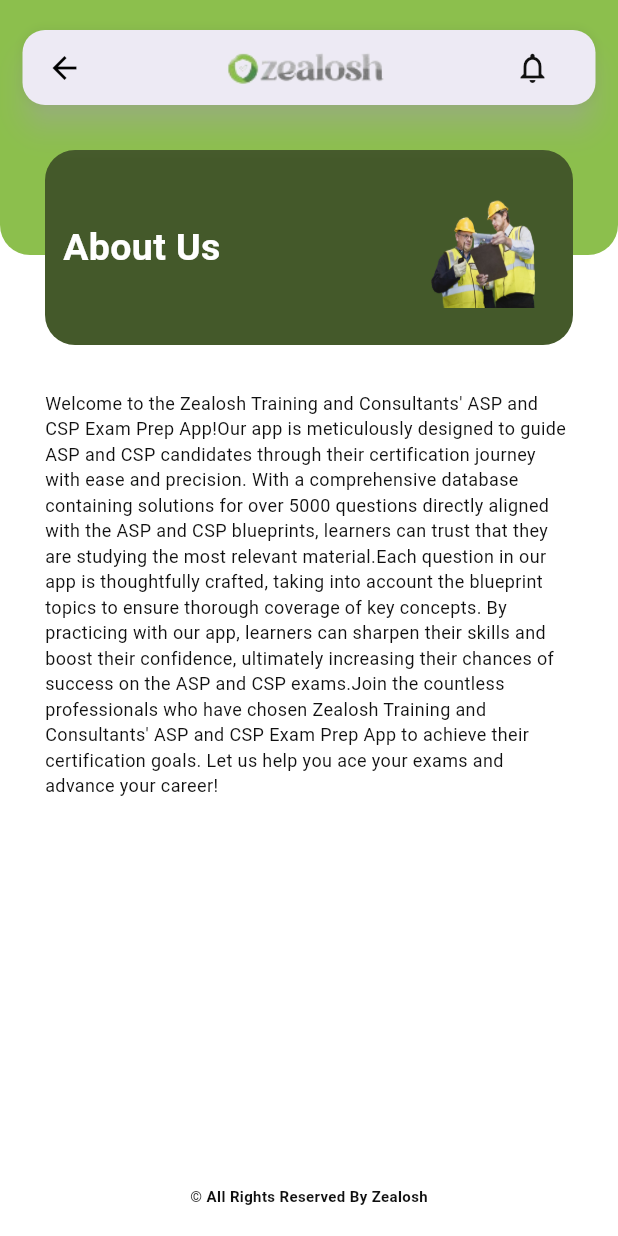
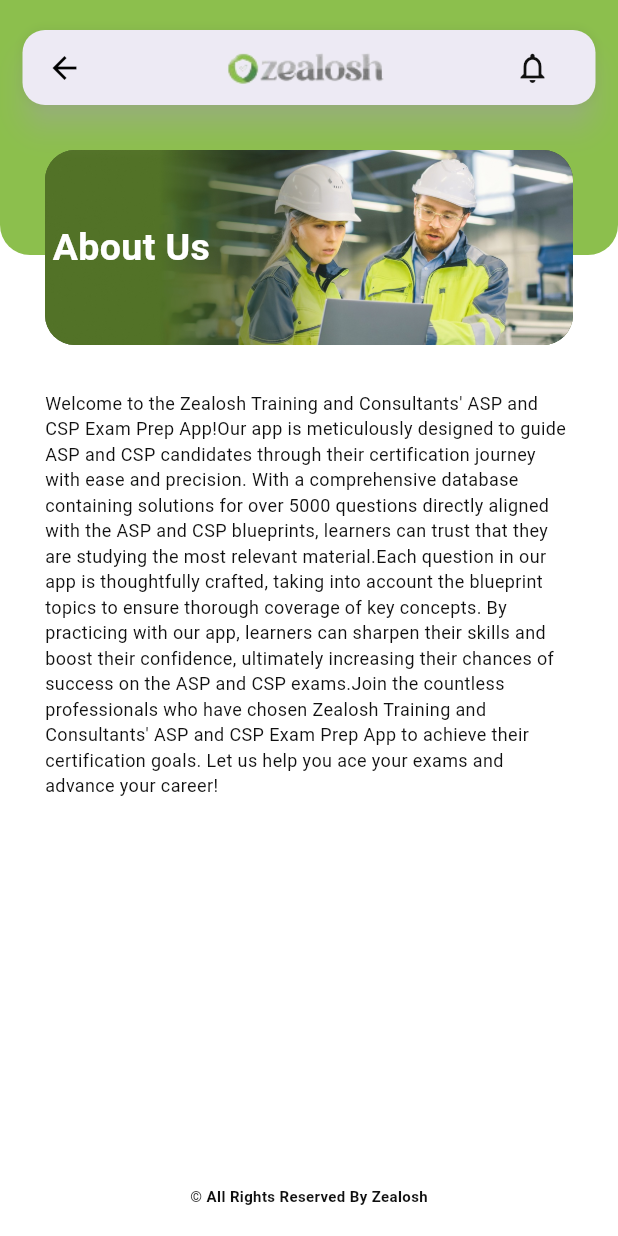
Before and after one commit to Farhathullah-Najeeb/QuizApp, a Flutter app: the AboutPage screen opened directly, on a phone screen of 412 x 824 dp. Run offline on Flutter 3.47's test engine with Material 3 defaults, Android fonts, the phone set to English and light mode, and no system bars; our stand-ins replace google_fonts.

Commit message:
imGES CHANGING

```diff
--- a/lib/about_page/about_page.dart
+++ b/lib/about_page/about_page.dart
@@ -88,16 +88,19 @@
                               margin:
                                   const EdgeInsets.only(bottom: 30, top: 20),
                               decoration: const BoxDecoration(
-                                color: Color(0xFF44592A),
-                                borderRadius:
-                                    BorderRadius.all(Radius.circular(20)),
-                              ),
-                              child: Row(
+                                  color: Color(0xFF44592A),
+                                  borderRadius:
+                                      BorderRadius.all(Radius.circular(20)),
+                                  image: DecorationImage(
+                                    image: AssetImage("assets/aboutscreen.png"),
+                                    fit: BoxFit.cover,
+                                  )),
+                              child: const Row(
                                 mainAxisAlignment:
                                     MainAxisAlignment.spaceBetween,
                                 children: [
-                                  const Padding(
-                                    padding: EdgeInsets.all(12.0),
+                                  Padding(
+                                    padding: EdgeInsets.all(5.0),
                                     child: Text(
                                       "About Us",
                                       style: TextStyle(
@@ -107,13 +110,13 @@
                                       ),
                                     ),
                                   ),
-                                  SizedBox(
-                                      height: 80,
-                                      width: 100,
-                                      child: Image.asset(
-                                        "assets/about_page.png",
-                                        fit: BoxFit.fill,
-                                      ))
+                                  // SizedBox(
+                                  //     height: 80,
+                                  //     width: 100,
+                                  //     child: Image.asset(
+                                  //       "assets/about_page.png",
+                                  //       fit: BoxFit.fill,
+                                  //     ))
                                 ],
                               ),
                             ),
```
Also changed, not shown: lib/features/home_page/view/home_page.dart (+7 -12 lines), assets/aboutscreen.png (added), assets/homescreen.png (added).
